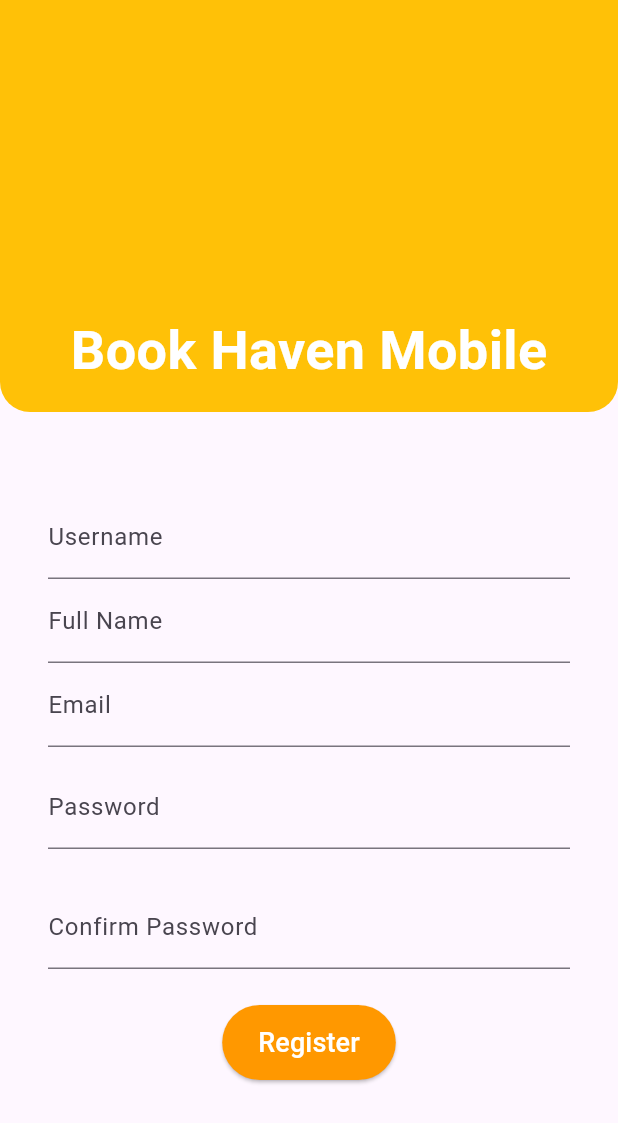
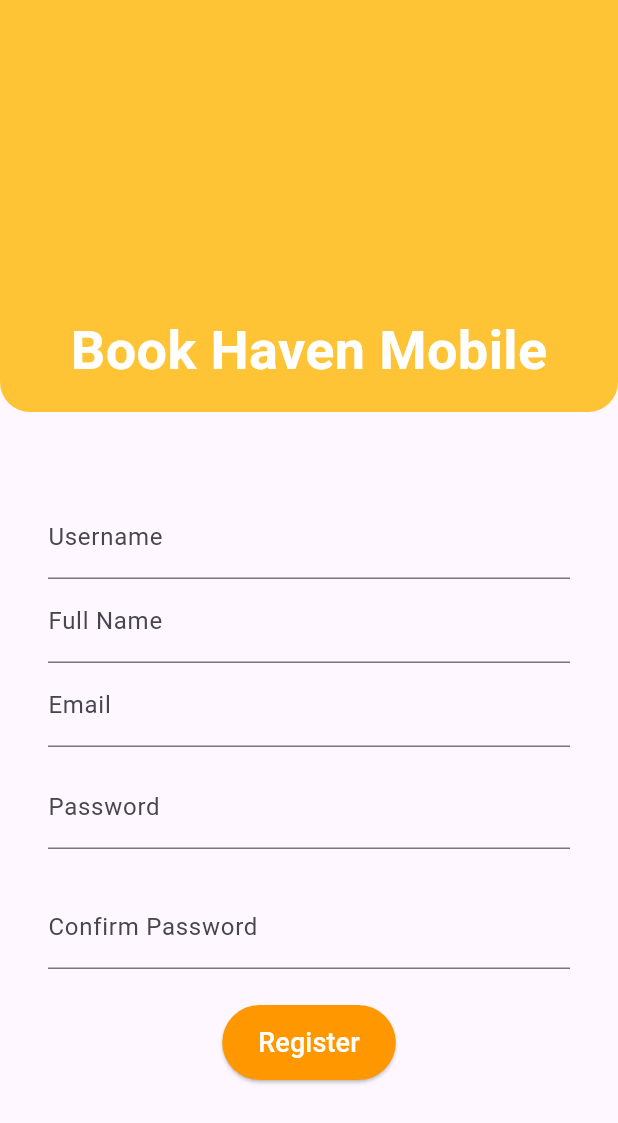
Before and after one commit to PBPK6/BookHaven-mobile, a Flutter app: the screen it shows after launch, after a tap on "No account? Register here!", on a phone screen of 412 x 824 dp. Shown: the top 1123 px of the screen. Run offline on Flutter 3.47's test engine with Material 3 defaults, Android fonts, the phone set to English and light mode, and no system bars; missing offline and left inert: dart:html, pbp_django_auth; network calls fail.

Commit message:
85% done

```diff
--- a/lib/screens/booklist/booklist.dart
+++ b/lib/screens/booklist/booklist.dart
@@ -41,6 +41,7 @@ class _BooklistPageState extends State<BooklistPage> {
         title: const Text('Booklist'),
       ),
       drawer: const LeftDrawer(),
+      backgroundColor: Color(0xFFFFF0CE),
       body: FutureBuilder(
         future: fetchBook(),
         builder: (context, AsyncSnapshot snapshot) {
--- a/lib/screens/library/book_detail_page.dart
+++ b/lib/screens/library/book_detail_page.dart
@@ -10,6 +10,7 @@ class BookDetailPage extends StatelessWidget {
   Widget build(BuildContext context) {
     double screenWidth = MediaQuery.of(context).size.width;
     double cardWidth = screenWidth - 40;
+    double maxWidth = cardWidth < 600.0 ? cardWidth : 600.0;
     return Scaffold(
       appBar: AppBar(
         title: Text('${book.fields.title}'),
@@ -21,7 +22,7 @@ class BookDetailPage extends StatelessWidget {
           child: Padding(
             padding: const EdgeInsets.only(top: 10.0),
             child: ConstrainedBox(
-              constraints: BoxConstraints(maxWidth: cardWidth),
+              constraints: BoxConstraints(maxWidth: maxWidth),
               // Set the maximum width
               child: Card(
                 color: Color(0xFFFFF0CE),
--- a/lib/screens/library/library.dart
+++ b/lib/screens/library/library.dart
@@ -55,6 +55,7 @@ class _LibraryPageState extends State<LibraryPage> {
         title: const Text('Library'),
       ),
       drawer: const LeftDrawer(),
+      backgroundColor: Color(0xFFFFF0CE),
       body: FutureBuilder(
         future: Future.wait([fetchBook(), isAdmin()]),
         builder: (context, AsyncSnapshot<List<dynamic>> snapshot) {
@@ -153,6 +154,7 @@ class _LibraryPageState extends State<LibraryPage> {
                                 },
                                 child: Text('Add'),
                               ),
+                              const SizedBox(height: 4.0),
                               if (isAdmin)
                                 ElevatedButton(
                                   onPressed: () async {
@@ -181,6 +183,7 @@ class _LibraryPageState extends State<LibraryPage> {
                                   },
                                   child: Text('Remove'),
                                 ),
+                              const SizedBox(height: 4.0),
                               if (isAdmin)
                                 ElevatedButton(
                                   onPressed: () {
--- a/lib/screens/login.dart
+++ b/lib/screens/login.dart
@@ -79,23 +79,38 @@ class _LoginPageState extends State<LoginPage> {
     maxWidth = maxWidth > 650.0 ? 650.0 : maxWidth;
     return Scaffold(
       body: Container(
-        color: Color(0xFFFFC436),
+        color: Color(0xFFFFF0CE),
         child: Center(
           child: ConstrainedBox(
             constraints: BoxConstraints(maxWidth: maxWidth),
-            child: Card(
-              color: Color(0xFFFFF0CE),
-              margin: const EdgeInsets.all(16.0),
+            child: Column(
+              mainAxisAlignment: MainAxisAlignment.center,
+              children: [
+                Card(
+                  color: Color(0xFF0174BE),
+                  margin: EdgeInsets.fromLTRB(16.0, 16.0, 16.0, 0.0),
+                  child: Padding(
+                    padding: const EdgeInsets.all(16.0),
+                    child: Center(
+                      child: Text(
+                        'Bookhaven',
+                        style: TextStyle(
+                          fontSize: 24,
+                          color: Colors.white,
+                        ),
+                      ),
+                    ),
+                  ),
+                ),
+                Card(
+                  color: Color(0xFFFFC436),
+                  margin: const EdgeInsets.fromLTRB(16.0, 0.0, 16.0, 16.0),
                   child: Padding(
                     padding: const EdgeInsets.all(16.0),
                     child: Column(
                       mainAxisSize: MainAxisSize.min,
                       crossAxisAlignment: CrossAxisAlignment.stretch,
                       children: [
-                    Image(
-                      image: NetworkImage(
-                          'https://plus.unsplash.com/premium_photo-1681825268400-c561bd47d586?q=80&w=1172&auto=format&fit=crop&ixlib=rb-4.0.3&ixid=M3wxMjA3fDB8MHxwaG90by1wYWdlfHx8fGVufDB8fHx8fA%3D%3D'),
-                    ),
                         TextField(
                           controller: _usernameController,
                           decoration: const InputDecoration(
@@ -113,6 +128,7 @@ class _LoginPageState extends State<LoginPage> {
                         const SizedBox(height: 24.0),
                         ElevatedButton(
                           onPressed: () async {
+                            // ... (unchanged)
                             String username = _usernameController.text;
                             String password = _passwordController.text;
 
@@ -159,6 +175,10 @@ class _LoginPageState extends State<LoginPage> {
                             }
                           },
                           child: const Text('Login'),
+                          style: ElevatedButton.styleFrom(
+                            backgroundColor: Color(
+                                0xFF0174BE), // Set the background color to navy
+                          ),
                         ),
                         const SizedBox(height: 12.0),
                         TextButton(
@@ -174,7 +194,11 @@ class _LoginPageState extends State<LoginPage> {
                             'No account? Register here!',
                             style: TextStyle(
                               fontSize: 16,
-                          color: Colors.grey,
+                              color: Color(0xFF0174BE),
+                            ),
+                          ),
+                        ),
+                      ],
                     ),
                   ),
                 ),
@@ -183,8 +207,6 @@ class _LoginPageState extends State<LoginPage> {
           ),
         ),
       ),
-        ),
-      ),
     );
   }
 }
--- a/lib/screens/register.dart
+++ b/lib/screens/register.dart
@@ -51,7 +51,7 @@ class _RegisterPageState extends State<RegisterPage> {
               bottomLeft: Radius.circular(20),
               bottomRight: Radius.circular(20),
             ),
-            color: Colors.amber,
+            color: Color(0xFFFFC436),
           ),
           height: MediaQuery.of(context).size.height / 3,
           width: MediaQuery.of(context).size.width,
--- a/lib/screens/search/searchbook.dart
+++ b/lib/screens/search/searchbook.dart
@@ -64,6 +64,7 @@ class _SearchPageState extends State<SearchPage> {
         title: const Text('Search For Books'),
       ),
       drawer: const LeftDrawer(),
+      backgroundColor: Color(0xFFFFF0CE),
       body: Column(
         children: [
           Padding(
--- a/lib/widgets/left_drawer.dart
+++ b/lib/widgets/left_drawer.dart
@@ -17,7 +17,7 @@ class LeftDrawer extends StatelessWidget {
         children: [
           const DrawerHeader(
             decoration: BoxDecoration(
-              color: Colors.indigo,
+              color: Color(0xFF0174BE),
             ),
             child: Column(
               children: [
--- a/lib/widgets/navbar.dart
+++ b/lib/widgets/navbar.dart
@@ -25,13 +25,13 @@ class _NavigationMenuState extends State<NavigationMenu> {
       body: screens[index],
       bottomNavigationBar: NavigationBarTheme(
         data: NavigationBarThemeData(
-          indicatorColor: Colors.blue.shade100,
+          indicatorColor: Color(0xFF0174BE),
           labelTextStyle: MaterialStateProperty.all(
             const TextStyle(fontSize: 14, fontWeight: FontWeight.w500),
           ),
         ),
         child: NavigationBar(
-          backgroundColor: Colors.white,
+          backgroundColor: Color(0xF0FFC436),
           labelBehavior: NavigationDestinationLabelBehavior.onlyShowSelected,
           selectedIndex: index,
           animationDuration: const Duration(milliseconds: 500),
--- a/pubspec.yaml
+++ b/pubspec.yaml
@@ -30,7 +30,6 @@ environment:
 dependencies:
   flutter:
     sdk: flutter
-  http: ^0.14.0
 
   # The following adds the Cupertino Icons font to your application.
   # Use with the CupertinoIcons class for iOS style icons.
```
Also changed, not shown: lib/screens/home.dart (+82 -6 lines). Lines whose indentation alone changed are shown as unchanged.
